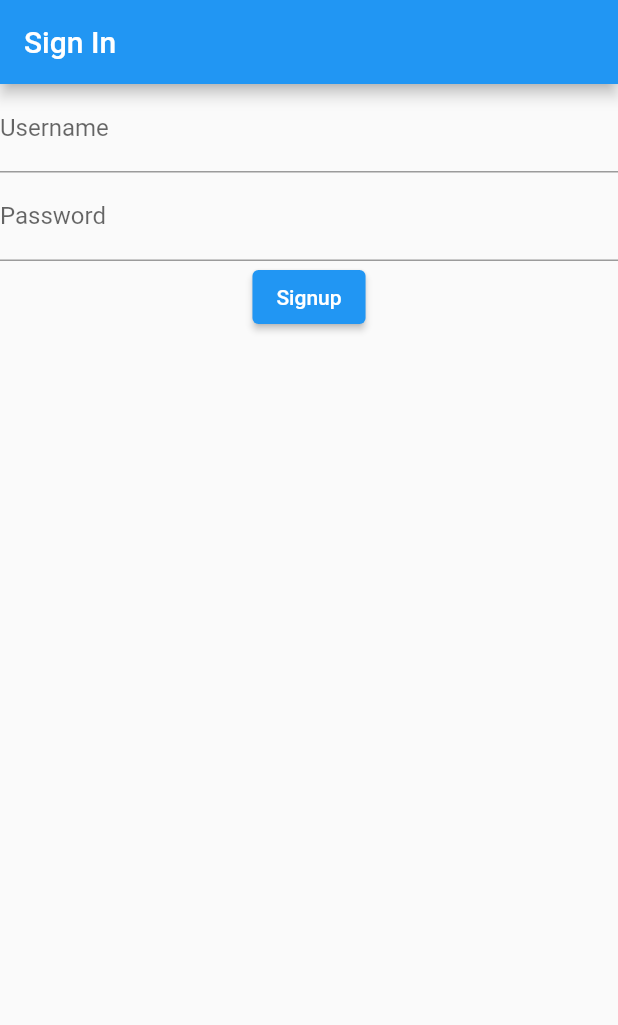
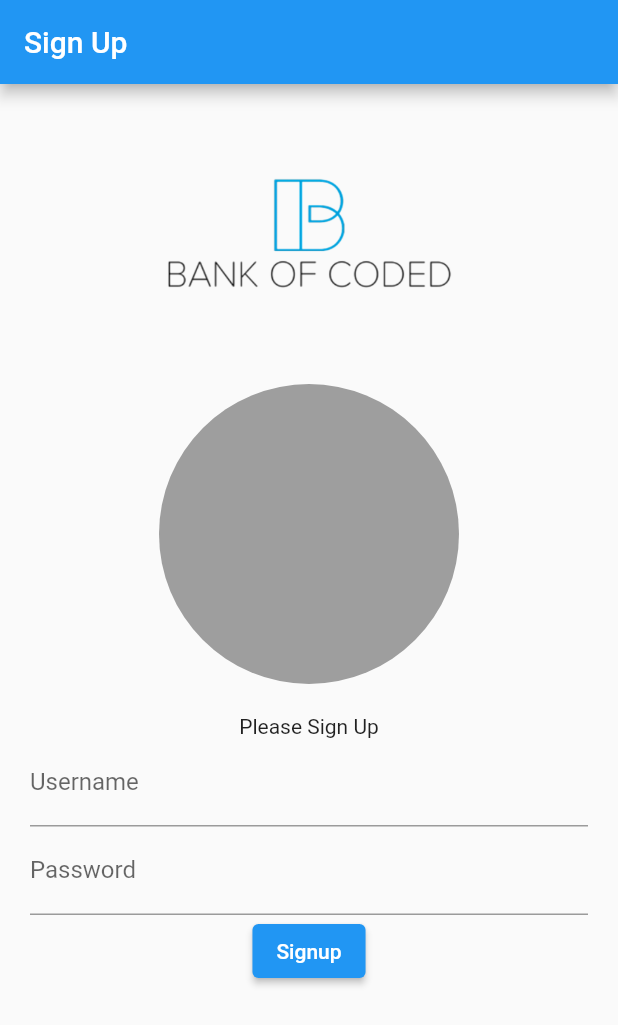
Before and after one commit to AhmedHajeyah/bankofcoded, a Flutter app: the screen it shows after launch, on a phone screen of 412 x 824 dp. Shown: the top 1025 px of the screen. Run offline on Flutter 3.47's test engine with Material 2 defaults, Android fonts, the phone set to English and light mode, and no system bars; our stand-ins replace image_picker.

Commit message:
Signup / Image Picker / Logo

```diff
--- a/lib/main.dart
+++ b/lib/main.dart
@@ -1,5 +1,6 @@
 import 'package:bankofcoded/pages/home_page.dart';
 import 'package:bankofcoded/pages/signin.dart';
+import 'package:bankofcoded/pages/signup.dart';
 import 'package:flutter/material.dart';
 
 void main() {
@@ -14,7 +15,8 @@ class MyApp extends StatelessWidget {
   Widget build(BuildContext context) {
     // ignore: prefer_const_constructors
     return MaterialApp(
-      home: SignInPage(),
+      debugShowCheckedModeBanner: false,
+      home: SignUpPage(),
     );
   }
 }
--- a/lib/pages/signup.dart
+++ b/lib/pages/signup.dart
@@ -1,21 +1,55 @@
+import 'dart:io';
+
 import 'package:flutter/material.dart';
 import 'package:flutter/src/foundation/key.dart';
 import 'package:flutter/src/widgets/framework.dart';
+import 'package:image_picker/image_picker.dart';
 
 class SignUpPage extends StatelessWidget {
   SignUpPage({Key? key}) : super(key: key);
   TextEditingController usernameController = TextEditingController();
   TextEditingController passwordController = TextEditingController();
-
+  var _image;
+  final _picker = ImagePicker();
   @override
   Widget build(BuildContext context) {
     return Scaffold(
       appBar: AppBar(
-        title: const Text("Sign In"),
+        title: const Text("Sign Up"),
       ),
       body: Center(
+        child: Container(
+          margin: EdgeInsets.only(
+            left: 20,
+            right: 20,
+          ),
           child: Column(
             children: [
+              Image.asset(
+                "assets/images/logo.png",
+                height: 200,
+                width: 200,
+              ),
+              GestureDetector(
+                onTap: () async {
+                  final XFile? image =
+                      await _picker.pickImage(source: ImageSource.gallery);
+                  setState(() {
+                    _image = File(image!.path);
+                  });
+                },
+                child: CircleAvatar(
+                  radius: 100,
+                  backgroundColor: Colors.grey,
+                  backgroundImage:
+                      _image == null ? null : Image.file(_image).image,
+                ),
+              ),
+              Container(
+                  margin: EdgeInsets.only(
+                    top: 20,
+                  ),
+                  child: Text("Please Sign Up")),
               const TextField(
                 decoration: InputDecoration(
                   labelText: "Username",
@@ -34,6 +68,11 @@ class SignUpPage extends StatelessWidget {
             ],
           ),
         ),
+      ),
     );
   }
+
+  void getImage(BuildContext context) {}
+
+  void setState(Null Function() param0) {}
 }
--- a/pubspec.yaml
+++ b/pubspec.yaml
@@ -34,6 +34,7 @@ dependencies:
   # The following adds the Cupertino Icons font to your application.
   # Use with the CupertinoIcons class for iOS style icons.
   cupertino_icons: ^1.0.2
+  image_picker: ^0.8.5+3
 
 dev_dependencies:
   flutter_test:
@@ -58,8 +59,8 @@ flutter:
   uses-material-design: true
 
   # To add assets to your application, add an assets section, like this:
-  # assets:
-  #   - images/a_dot_burr.jpeg
+  assets:
+    - assets/images/
   #   - images/a_dot_ham.jpeg
 
   # An image asset can refer to one or more resolution-specific "variants", see
```
Also changed, not shown: assets/images/logo.png (added), pubspec.lock, 6 other files. Lines whose indentation alone changed are shown as unchanged.
